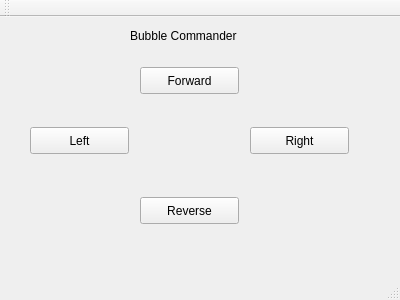
Above: projects/neuralnetworks/qt/rpiCommander/mainwindow.ui from bensinghbeno/design-engine before the change. Below: the same form after it.
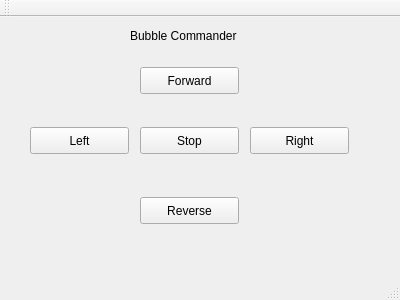
That is the form after the change.

```diff
--- a/projects/neuralnetworks/qt/rpiCommander/mainwindow.ui
+++ b/projects/neuralnetworks/qt/rpiCommander/mainwindow.ui
@@ -79,6 +79,19 @@
      <string>Right</string>
     </property>
    </widget>
+   <widget class="QPushButton" name="STOP">
+    <property name="geometry">
+     <rect>
+      <x>140</x>
+      <y>110</y>
+      <width>99</width>
+      <height>27</height>
+     </rect>
+    </property>
+    <property name="text">
+     <string>Stop</string>
+    </property>
+   </widget>
   </widget>
   <widget class="QMenuBar" name="menuBar">
    <property name="geometry">
```
Left out of the diff: 2 changed lines with no effect on the pictures.
